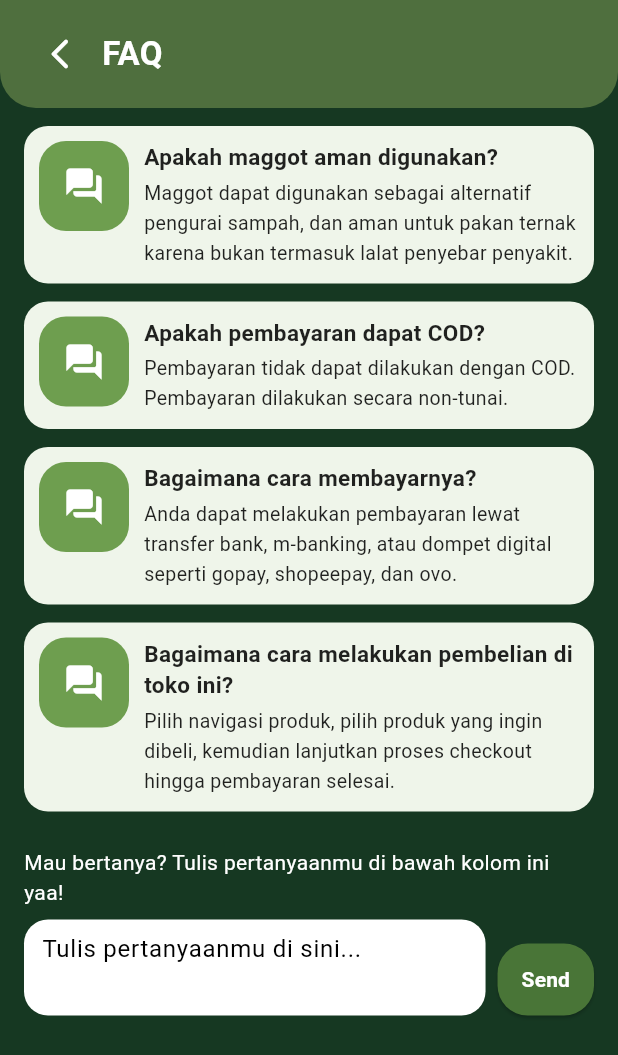
After one commit to ameliawaruwu/Go-Maggot-Flutter, a Flutter app: the FAQPage screen opened by its route, on a phone screen of 412 x 824 dp. The commit adds this screen. Shown: the top 1055 px of the screen. Run offline on Flutter 3.47's test engine with Material 3 defaults, Android fonts, the phone set to English and light mode, and no system bars.

Commit message:
add FAQ page and integrate navigation from profile

```diff
--- /dev/null
+++ b/lib/faq_page.dart
@@ -0,0 +1,239 @@
+import 'package:flutter/material.dart';
+import 'main.dart'; // supaya bisa pakai Navigator.pop dan theme yg sama (opsional)
+
+class FAQPage extends StatelessWidget {
+  const FAQPage({super.key});
+
+  @override
+  Widget build(BuildContext context) {
+    const Color bgDarkGreen = Color(0xFF163822);
+    const Color headerGreen = Color(0xFF4F6F3E);
+    const Color cardBg = Colors.white;
+    const Color bubbleGreen = Color(0xFF6E9E4F);
+
+    return Scaffold(
+      backgroundColor: bgDarkGreen,
+      body: SafeArea(
+        child: Column(
+          children: [
+            // ===== HEADER =====
+            Container(
+              width: double.infinity,
+              padding: const EdgeInsets.symmetric(horizontal: 16, vertical: 12),
+              decoration: const BoxDecoration(
+                color: Color(0xFF4F6F3E),
+                borderRadius: BorderRadius.only(
+                  bottomLeft: Radius.circular(24),
+                  bottomRight: Radius.circular(24),
+                ),
+              ),
+              child: Row(
+                children: [
+                  IconButton(
+                    onPressed: () => Navigator.pop(context),
+                    icon: const Icon(Icons.arrow_back_ios_new_rounded),
+                    color: Colors.white,
+                  ),
+                  const SizedBox(width: 4),
+                  const Text(
+                    'FAQ',
+                    style: TextStyle(
+                      color: Colors.white,
+                      fontSize: 22,
+                      fontWeight: FontWeight.w700,
+                    ),
+                  ),
+                ],
+              ),
+            ),
+
+            const SizedBox(height: 12),
+
+            // ===== LIST FAQ =====
+            Expanded(
+              child: ListView(
+                padding: const EdgeInsets.symmetric(horizontal: 16),
+                children: const [
+                  FAQCard(
+                    question: 'Apakah maggot aman digunakan?',
+                    answer:
+                        'Maggot dapat digunakan sebagai alternatif pengurai sampah, '
+                        'dan aman untuk pakan ternak karena bukan termasuk lalat penyebar penyakit.',
+                  ),
+                  FAQCard(
+                    question: 'Apakah pembayaran dapat COD?',
+                    answer:
+                        'Pembayaran tidak dapat dilakukan dengan COD. '
+                        'Pembayaran dilakukan secara non-tunai.',
+                  ),
+                  FAQCard(
+                    question: 'Bagaimana cara membayarnya?',
+                    answer:
+                        'Anda dapat melakukan pembayaran lewat transfer bank, '
+                        'm-banking, atau dompet digital seperti gopay, shopeepay, dan ovo.',
+                  ),
+                  FAQCard(
+                    question: 'Bagaimana cara melakukan pembelian di toko ini?',
+                    answer:
+                        'Pilih navigasi produk, pilih produk yang ingin dibeli, '
+                        'kemudian lanjutkan proses checkout hingga pembayaran selesai.',
+                  ),
+                  SizedBox(height: 12),
+                  _AskSection(),
+                  SizedBox(height: 16),
+                ],
+              ),
+            ),
+          ],
+        ),
+      ),
+    );
+  }
+}
+
+class FAQCard extends StatelessWidget {
+  const FAQCard({
+    super.key,
+    required this.question,
+    required this.answer,
+  });
+
+  final String question;
+  final String answer;
+
+  @override
+  Widget build(BuildContext context) {
+    const Color bubbleGreen = Color(0xFF6E9E4F);
+
+    return Container(
+      margin: const EdgeInsets.only(bottom: 12),
+      padding: const EdgeInsets.all(10),
+      decoration: BoxDecoration(
+        color: const Color(0xFFEFF5EA),
+        borderRadius: BorderRadius.circular(16),
+      ),
+      child: Row(
+        crossAxisAlignment: CrossAxisAlignment.start,
+        children: [
+          // bubble hijau di kiri
+          Container(
+            width: 60,
+            height: 60,
+            decoration: BoxDecoration(
+              color: bubbleGreen,
+              borderRadius: BorderRadius.circular(18),
+            ),
+            child: const Icon(
+              Icons.question_answer_rounded,
+              color: Colors.white,
+              size: 28,
+            ),
+          ),
+          const SizedBox(width: 10),
+          // teks
+          Expanded(
+            child: Column(
+              crossAxisAlignment: CrossAxisAlignment.start,
+              children: [
+                Text(
+                  question,
+                  style: const TextStyle(
+                    fontSize: 15,
+                    fontWeight: FontWeight.w700,
+                    color: Colors.black87,
+                  ),
+                ),
+                const SizedBox(height: 4),
+                Text(
+                  answer,
+                  style: const TextStyle(
+                    fontSize: 13,
+                    height: 1.5,
+                    color: Colors.black87,
+                  ),
+                ),
+              ],
+            ),
+          ),
+        ],
+      ),
+    );
+  }
+}
+
+class _AskSection extends StatelessWidget {
+  const _AskSection();
+
+  @override
+  Widget build(BuildContext context) {
+    final TextEditingController controller = TextEditingController();
+
+    return Column(
+      crossAxisAlignment: CrossAxisAlignment.start,
+      children: [
+        const Text(
+          'Mau bertanya? Tulis pertanyaanmu di bawah kolom ini yaa!',
+          style: TextStyle(
+            color: Colors.white,
+            fontSize: 14,
+          ),
+        ),
+        const SizedBox(height: 8),
+        Row(
+          crossAxisAlignment: CrossAxisAlignment.end,
+          children: [
+            Expanded(
+              child: Container(
+                padding: const EdgeInsets.symmetric(horizontal: 12),
+                decoration: BoxDecoration(
+                  color: Colors.white,
+                  borderRadius: BorderRadius.circular(16),
+                ),
+                child: TextField(
+                  controller: controller,
+                  maxLines: 3,
+                  minLines: 2,
+                  decoration: const InputDecoration(
+                    border: InputBorder.none,
+                    hintText: 'Tulis pertanyaanmu di sini...',
+                  ),
+                ),
+              ),
+            ),
+            const SizedBox(width: 8),
+            ElevatedButton(
+              onPressed: () {
+                // TODO: kirim pertanyaan ke backend / simpan
+                FocusScope.of(context).unfocus();
+                final text = controller.text.trim();
+                if (text.isEmpty) return;
+
+                ScaffoldMessenger.of(context).showSnackBar(
+                  const SnackBar(
+                    content: Text('Pertanyaan kamu sudah terkirim.'),
+                  ),
+                );
+                controller.clear();
+              },
+              style: ElevatedButton.styleFrom(
+                backgroundColor: const Color(0xFF497537),
+                foregroundColor: Colors.white,
+                padding: const EdgeInsets.symmetric(
+                  horizontal: 16,
+                  vertical: 14,
+                ),
+                shape: RoundedRectangleBorder(
+                  borderRadius: BorderRadius.circular(20),
+                ),
+              ),
+              child: const Text(
+                'Send',
+                style: TextStyle(fontWeight: FontWeight.w600),
+              ),
+            ),
+          ],
+        ),
+      ],
+    );
+  }
+}
--- a/lib/main.dart
+++ b/lib/main.dart
@@ -8,6 +8,8 @@ import 'keranjang.dart';
 import 'pembayaran.dart';
 import 'feedback.dart';
 import 'home_page.dart';
+import 'faq_page.dart';
+
 
 // Route
 const String LoginRoute = '/';
@@ -18,6 +20,7 @@ const String PaymentRoute = '/payment';
 const String FeedbackRoute = '/feedback';
 const String HomeRoute = '/home';
 const String EdukasiRoute = '/edukasi';
+const String FaqRoute      = '/faq';
 
 void main() {
   runApp(const MyApp());
@@ -52,6 +55,7 @@ class MyApp extends StatelessWidget {
         FeedbackRoute: (context) => const FeedbackPage(),
         HomeRoute: (context) => const HomePage(),
         EdukasiRoute: (context) => const EdukasiPage(),
+        FaqRoute:      (context) => const FAQPage(),
       },
     );
   }
--- a/lib/profil.dart
+++ b/lib/profil.dart
@@ -1,14 +1,14 @@
 import 'package:flutter/material.dart';
 import 'komponen-navbar.dart'; // Import Navbar
-import 'bantuan.dart'; // Import halaman Bantuan (pastikan file ini ada/dibuat)
-// import 'faq.dart';     // Import halaman FAQ (pastikan file ini ada/dibuat)
+import 'bantuan.dart';         // Halaman Bantuan
+import 'faq_page.dart';        // Halaman FAQ
 
 class ProfilePage extends StatelessWidget {
   const ProfilePage({super.key});
 
   @override
   Widget build(BuildContext context) {
-    final Color darkGreenBg = const Color(0xFF385E39);  // Hijau tua background
+    final Color darkGreenBg = const Color(0xFF385E39);   // Hijau tua background
     final Color lightGreenBtn = const Color(0xFF6C856C); // Hijau pudar untuk tombol Pesanan/Ulasan
     final Color whiteCard = const Color(0xFFFFFFFF);
     final Color darkButton = const Color(0xFF1B3022);    // Hijau gelap tombol Logout
@@ -25,7 +25,7 @@ class ProfilePage extends StatelessWidget {
           onPressed: () => Navigator.pop(context),
         ),
         title: const Text(
-          "Profil Saya", // Bahasa Indonesia
+          "Profil Saya",
           style: TextStyle(color: Colors.white, fontWeight: FontWeight.bold),
         ),
         centerTitle: false,
@@ -55,19 +55,23 @@ class ProfilePage extends StatelessWidget {
                           'assets/profile_pic.png',
                           fit: BoxFit.cover,
                           errorBuilder: (context, error, stackTrace) {
-                            return Icon(Icons.person, size: 50, color: Colors.grey.shade400);
+                            return Icon(
+                              Icons.person,
+                              size: 50,
+                              color: Colors.grey,
+                            );
                           },
                         ),
                       ),
                     ),
                     const SizedBox(width: 20),
                     // Teks Nama & Email (User Login)
-                    Expanded( // Gunakan Expanded agar teks panjang tidak overflow
+                    Expanded(
                       child: Column(
                         crossAxisAlignment: CrossAxisAlignment.start,
                         children: const [
                           Text(
-                            "Riri ", // Nama User
+                            "Riri",
                             style: TextStyle(
                               color: Colors.white,
                               fontSize: 20,
@@ -76,7 +80,7 @@ class ProfilePage extends StatelessWidget {
                           ),
                           SizedBox(height: 5),
                           Text(
-                            "riri@example.gmail.com", // Email User
+                            "riri@example.gmail.com",
                             style: TextStyle(
                               color: Colors.white70,
                               fontSize: 12,
@@ -90,12 +94,16 @@ class ProfilePage extends StatelessWidget {
                 ),
                 const SizedBox(height: 25),
 
-                // Baris Tombol Pesanan & Ulasan (Bahasa Indonesia)
+                // Baris Tombol Pesanan & Ulasan
                 Row(
                   children: [
-                    Expanded(child: _buildHeaderButton("Pesanan", lightGreenBtn)),
+                    Expanded(
+                      child: _buildHeaderButton("Pesanan", lightGreenBtn),
+                    ),
                     const SizedBox(width: 15),
-                    Expanded(child: _buildHeaderButton("Ulasan", lightGreenBtn)),
+                    Expanded(
+                      child: _buildHeaderButton("Ulasan", lightGreenBtn),
+                    ),
                   ],
                 ),
               ],
@@ -106,7 +114,12 @@ class ProfilePage extends StatelessWidget {
           // 2. BAGIAN BODY (Kartu Putih Melengkung)
           Expanded(
             child: Container(
-              padding: const EdgeInsets.only(top: 30, left: 24, right: 24, bottom: 20),
+              padding: const EdgeInsets.only(
+                top: 30,
+                left: 24,
+                right: 24,
+                bottom: 20,
+              ),
               decoration: BoxDecoration(
                 color: whiteCard,
                 borderRadius: const BorderRadius.only(
@@ -116,26 +129,28 @@ class ProfilePage extends StatelessWidget {
               ),
               child: Column(
                 children: [
-                  // List Menu (Bahasa Indonesia & Navigasi)
-                  _buildMenuItem(context, "Akun Saya", null), // null = belum ada halaman
+                  // List Menu
+                  _buildMenuItem(context, "Akun Saya", null),
                   _buildMenuItem(context, "Notifikasi", null),
                   _buildMenuItem(context, "Bahasa", null),
 
                   // Menu dengan Navigasi Khusus
                   _buildMenuItem(context, "Bantuan", () {
-                    // Navigasi ke Halaman Bantuan
                     Navigator.push(
                       context,
-                      MaterialPageRoute(builder: (context) => const BantuanPage())
+                      MaterialPageRoute(
+                        builder: (context) => const BantuanPage(),
+                      ),
                     );
                   }),
 
                   _buildMenuItem(context, "FAQ", () {
-                    // Navigasi ke Halaman FAQ
-                    // Navigator.push(
-                    //   context,
-                    //   MaterialPageRoute(builder: (context) => const FaqPage())
-                    // );
+                    Navigator.push(
+                      context,
+                      MaterialPageRoute(
+                        builder: (context) => const FAQPage(),
+                      ),
+                    );
                   }),
 
                   const Spacer(),
@@ -145,8 +160,9 @@ class ProfilePage extends StatelessWidget {
                     width: double.infinity,
                     child: ElevatedButton(
                       onPressed: () {
-                        // Logika Logout (Misal kembali ke LoginScreen)
-                        Navigator.pushReplacementNamed(context, '/'); // Asumsi '/' adalah LoginRoute
+                        // Saat ini diarahkan ke route '/'
+                        // (di app-mu ini adalah layar awal/Splash)
+                        Navigator.pushReplacementNamed(context, '/');
                       },
                       style: ElevatedButton.styleFrom(
                         backgroundColor: darkButton,
@@ -155,7 +171,13 @@ class ProfilePage extends StatelessWidget {
                           borderRadius: BorderRadius.circular(30),
                         ),
                       ),
-                      child: const Text("KELUAR", style: TextStyle(color: Colors.white, fontWeight: FontWeight.bold)),
+                      child: const Text(
+                        "KELUAR",
+                        style: TextStyle(
+                          color: Colors.white,
+                          fontWeight: FontWeight.bold,
+                        ),
+                      ),
                     ),
                   ),
                   const SizedBox(height: 10),
@@ -193,8 +215,12 @@ class ProfilePage extends StatelessWidget {
   }
 
   // WIDGET ITEM MENU (Dengan Navigasi)
-  Widget _buildMenuItem(BuildContext context, String text, VoidCallback? onTap) {
-    return InkWell( // Bungkus dengan InkWell agar bisa diklik
+  Widget _buildMenuItem(
+    BuildContext context,
+    String text,
+    VoidCallback? onTap,
+  ) {
+    return InkWell(
       onTap: onTap,
       child: Container(
         margin: const EdgeInsets.only(bottom: 20),
@@ -215,7 +241,11 @@ class ProfilePage extends StatelessWidget {
                 color: Color(0xFF1B3022),
               ),
             ),
-            const Icon(Icons.arrow_forward_ios, size: 16, color: Colors.black87),
+            const Icon(
+              Icons.arrow_forward_ios,
+              size: 16,
+              color: Colors.black87,
+            ),
           ],
         ),
       ),
```
